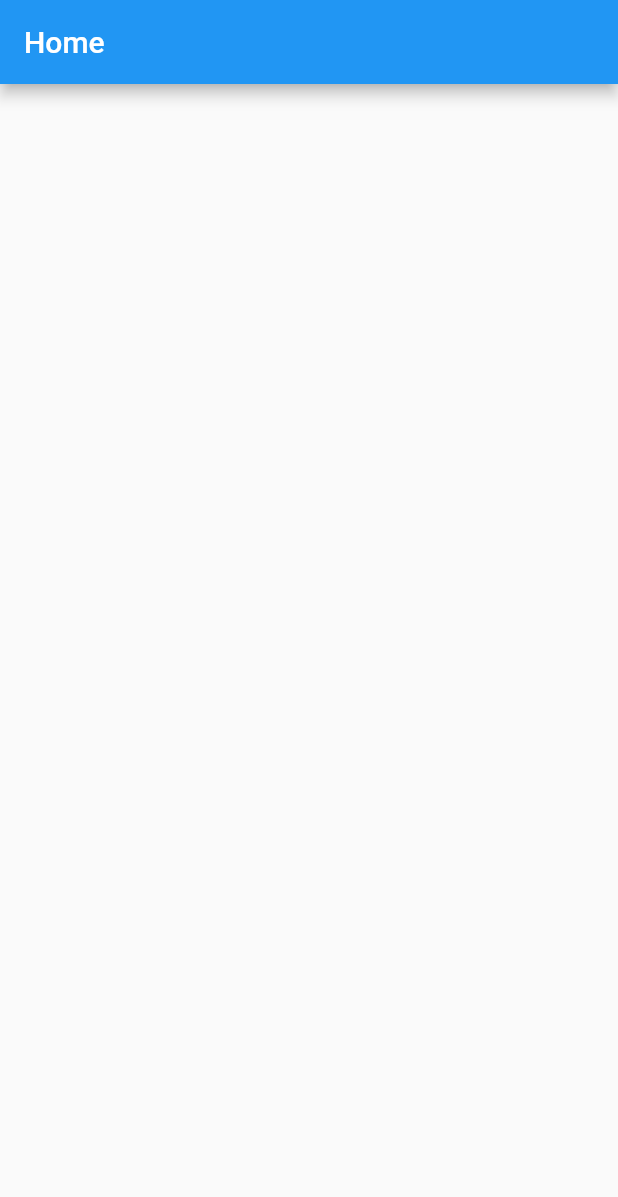
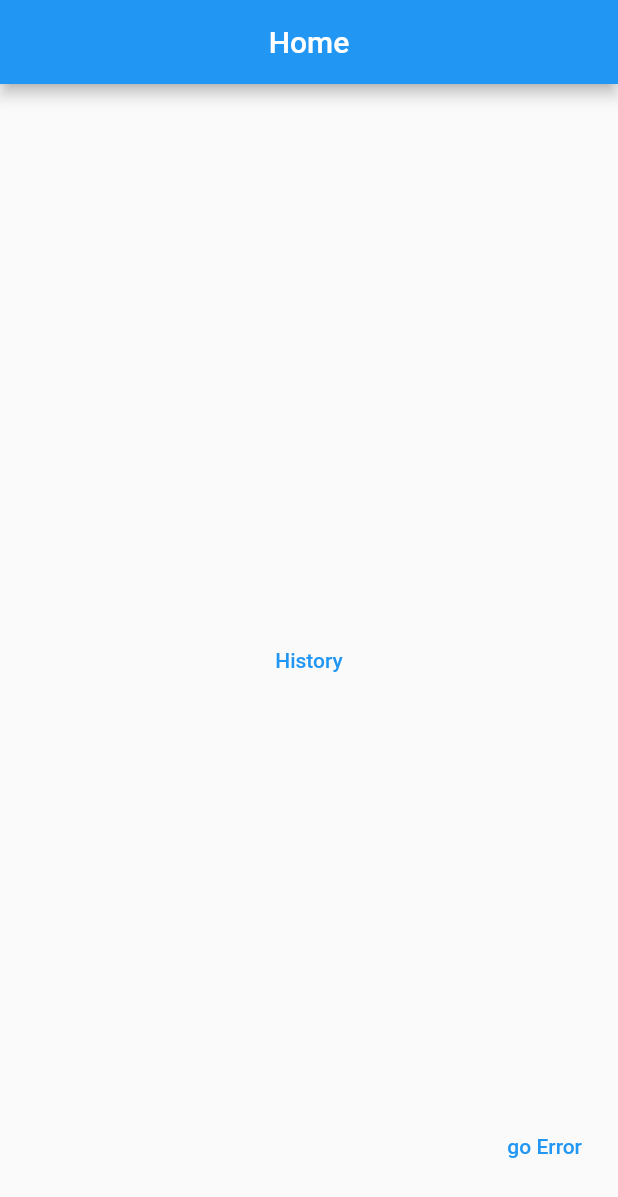
Before and after one commit to xiaobinniu/my_flutter, a Flutter app: the Home screen opened directly, on a phone screen of 412 x 824 dp. Shown: the top 1197 px of the screen. Run offline on Flutter 3.47's test engine with Material 2 defaults, Android fonts, the phone set to English and light mode, and no system bars.

Commit message:
no message

```diff
--- /dev/null
+++ b/lib/history.dart
@@ -0,0 +1,16 @@
+import 'package:flutter/material.dart';
+
+class History extends StatelessWidget {
+  const History({super.key});
+
+  @override
+  Widget build(BuildContext context) {
+    return Scaffold(
+      appBar: AppBar(
+        title: Text("History"),
+        centerTitle: true,
+      ),
+      body: Text("history"),
+    );
+  }
+}
--- a/lib/home.dart
+++ b/lib/home.dart
@@ -7,9 +7,31 @@ class Home extends StatelessWidget {
   Widget build(BuildContext context) {
     return Scaffold(
       appBar: AppBar(
-        title: Text(
-          "Home",
+        title: const Text("Home"),
+        centerTitle: true,
+        automaticallyImplyLeading: false,
+      ),
+      body: Center(
+        child: TextButton(
+          onPressed: () {
+            Navigator.pushNamed(context, "history");
+          },
+          child: const Text("History"),
         ),
+      ),
+      floatingActionButton: Stack(
+        children: [
+          Positioned(
+            bottom: 20,
+            right: 0,
+            child: TextButton(
+              onPressed: () {
+                Navigator.pushNamed(context, "");
+              },
+              child: const Text("go Error"),
+            ),
+          ),
+        ],
       ),
     );
   }
```
Also changed, not shown: lib/error.dart (added, +29 -0 lines), lib/main.dart (+48 -2 lines), pubspec.lock.
